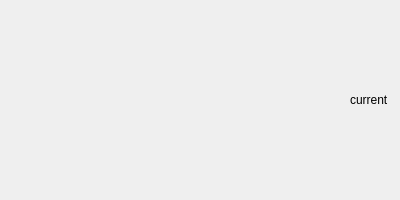
First picture: the form in market.ui, repository frans-fuerst/ticker, before the edit.
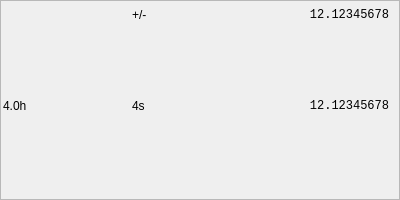
Second picture: the form after the edit.

Commit message: improve market widget

The edit to the form file:
```diff
--- a/market.ui
+++ b/market.ui
@@ -23,12 +23,62 @@
    <bool>false</bool>
   </property>
   <layout class="QVBoxLayout" name="verticalLayout">
+   <property name="leftMargin">
+    <number>0</number>
+   </property>
+   <property name="topMargin">
+    <number>0</number>
+   </property>
+   <property name="rightMargin">
+    <number>0</number>
+   </property>
+   <property name="bottomMargin">
+    <number>0</number>
+   </property>
    <item>
-    <layout class="QHBoxLayout" name="hlayout">
+    <widget class="QFrame" name="frm_main">
+     <property name="frameShape">
+      <enum>QFrame::StyledPanel</enum>
+     </property>
+     <property name="frameShadow">
+      <enum>QFrame::Raised</enum>
+     </property>
+     <layout class="QVBoxLayout" name="verticalLayout_2">
+      <property name="leftMargin">
+       <number>2</number>
+      </property>
+      <property name="topMargin">
+       <number>1</number>
+      </property>
+      <property name="rightMargin">
+       <number>10</number>
+      </property>
+      <property name="bottomMargin">
+       <number>15</number>
+      </property>
+      <item>
+       <layout class="QGridLayout" name="gridLayout">
      <property name="spacing">
       <number>0</number>
      </property>
-     <item>
+        <item row="0" column="2">
+         <widget class="QLabel" name="lbl_rate_vema">
+          <property name="font">
+           <font>
+            <family>Monospace</family>
+            <weight>50</weight>
+            <bold>false</bold>
+           </font>
+          </property>
+          <property name="text">
+           <string>12.12345678</string>
+          </property>
+          <property name="alignment">
+           <set>Qt::AlignRight|Qt::AlignTrailing|Qt::AlignVCenter</set>
+          </property>
+         </widget>
+        </item>
+        <item row="0" column="0">
       <widget class="QLabel" name="lbl_market">
        <property name="maximumSize">
         <size>
@@ -47,27 +97,48 @@
        </property>
       </widget>
      </item>
-     <item>
-      <spacer name="horizontalSpacer">
-       <property name="orientation">
-        <enum>Qt::Horizontal</enum>
-       </property>
-       <property name="sizeHint" stdset="0">
-        <size>
-         <width>40</width>
-         <height>20</height>
-        </size>
-       </property>
-      </spacer>
-     </item>
-     <item>
-      <widget class="QLabel" name="lbl_current">
+        <item row="1" column="2">
+         <widget class="QLabel" name="lbl_rate">
+          <property name="font">
+           <font>
+            <family>Monospace</family>
+            <weight>50</weight>
+            <bold>false</bold>
+           </font>
+          </property>
+          <property name="text">
+           <string>12.12345678</string>
+          </property>
+          <property name="alignment">
+           <set>Qt::AlignRight|Qt::AlignTrailing|Qt::AlignVCenter</set>
+          </property>
+         </widget>
+        </item>
+        <item row="1" column="0">
+         <widget class="QLabel" name="lbl_duration">
        <property name="text">
-        <string>current</string>
+           <string>4.0h</string>
        </property>
       </widget>
      </item>
-    </layout>
+        <item row="1" column="1">
+         <widget class="QLabel" name="lbl_age">
+          <property name="text">
+           <string>4s</string>
+          </property>
+         </widget>
+        </item>
+        <item row="0" column="1">
+         <widget class="QLabel" name="lbl_trend">
+          <property name="text">
+           <string>+/-</string>
+          </property>
+         </widget>
+        </item>
+       </layout>
+      </item>
+     </layout>
+    </widget>
    </item>
   </layout>
  </widget>
```
Lines whose indentation alone changed are shown as unchanged. The commit also changes 2 other files.
